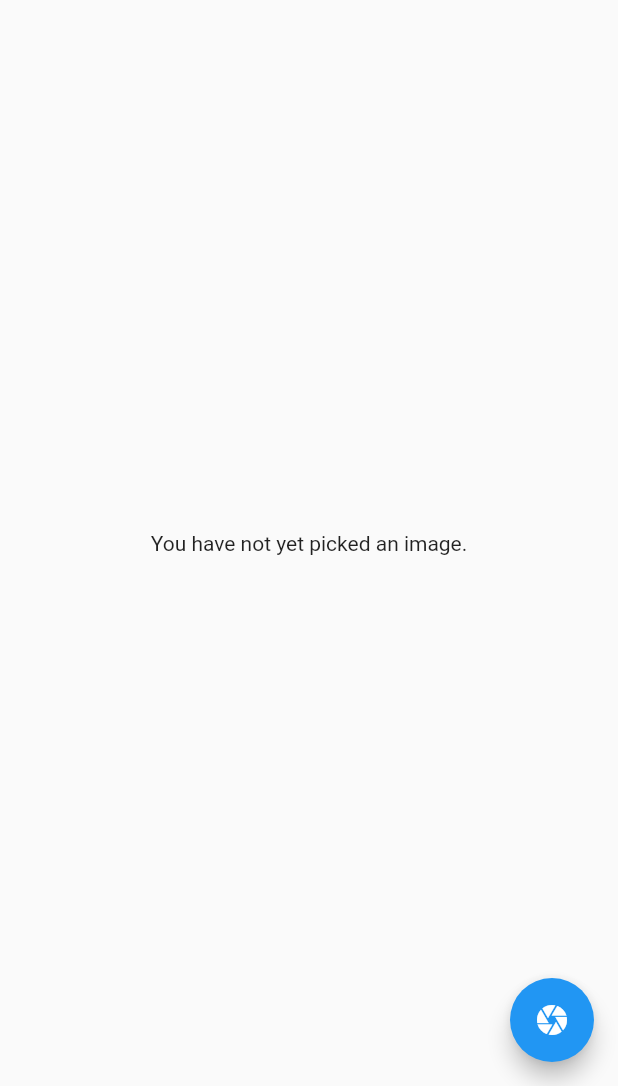
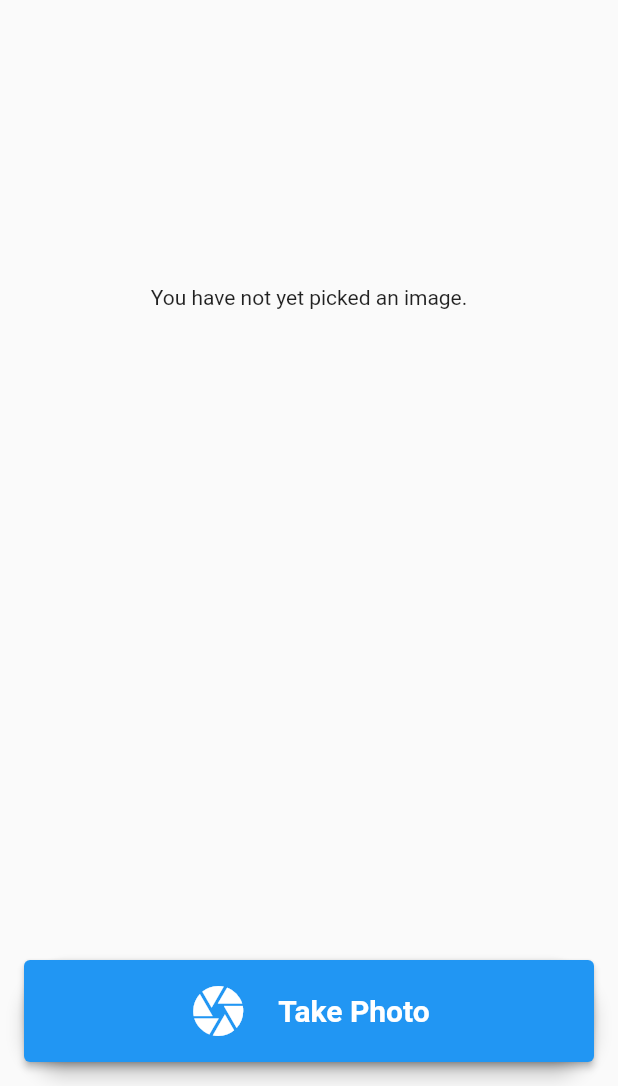
Before and after one commit to maxcelant/Capstone-4901, a Flutter app: the MyHomePage screen opened directly, on a phone screen of 412 x 824 dp, the part 150-1236 px from its top. Run offline on Flutter 3.47's test engine with Material 2 defaults, Android fonts, the light colour scheme and no system bars; our stand-ins replace image_cropper, image_picker, smooth_page_indicator; missing offline and left inert: tflite_flutter, tflite_flutter_helper.

Commit message:
added the text of the identified brick, and changes to UI

```diff
--- a/lib/classes/brick_identifier.dart
+++ b/lib/classes/brick_identifier.dart
@@ -79,7 +79,7 @@ class BrickIdentifier {
         .process(_inputImage);
   }
 
-  Category predict(Image image) {
+  String predict(Image image) {
     _inputImage = TensorImage(_inputType);
     _inputImage.loadImage(image);
     _inputImage = _preProcess();
@@ -94,7 +94,8 @@ class BrickIdentifier {
     print(pred.key);
     print(pred.value);
 
-    return Category(pred.key, pred.value);
+    return pred.key;
+    // return Category(pred.key, pred.value);
   }
 
   void close() {
--- a/lib/components/home_screen.dart
+++ b/lib/components/home_screen.dart
@@ -19,6 +19,8 @@ class MyHomePage extends StatefulWidget {
 }
 
 class _MyHomePageState extends State<MyHomePage> {
+  bool isLoading = false;
+  late String predictedLegoName = "";
   late AppState state;
   var cameraProcessor = CameraProcessor();
   var view = HomeScreenView();
@@ -70,43 +72,118 @@ class _MyHomePageState extends State<MyHomePage> {
     // }
   }
 
-  FloatingActionButton _actionButton() {
+  ElevatedButton _actionButton() {
     if (state == AppState.camera) {
       state = AppState.crop;
-      return FloatingActionButton(
+      return ElevatedButton(
         onPressed: () {
           onImageButtonPressed(ImageSource.camera, context);
         },
-        heroTag: 'image2',
-        tooltip: 'Take Photo',
-        child: const Icon(Icons.camera),
+        child: Row(
+          mainAxisAlignment: MainAxisAlignment.center,
+          // ignore: prefer_const_literals_to_create_immutables
+          children: [
+            const Icon(
+              Icons.camera,
+              size: 40,
+            ),
+            const SizedBox(
+                width: 20.0), // Add some space between the icon and text
+            const Text(
+              'Take Photo',
+              textAlign: TextAlign.center,
+              style: TextStyle(
+                fontSize: 20,
+                fontWeight: FontWeight.bold,
+              ),
+            ),
+          ],
+        ),
       );
     } else if (state == AppState.crop) {
       state = AppState.identify;
-      return FloatingActionButton(
+      return ElevatedButton(
         onPressed: () {
           onCropButtonPressed();
         },
-        heroTag: 'image2',
-        tooltip: 'Crop Photo',
-        child: const Icon(Icons.crop),
+        child: Row(
+          mainAxisAlignment: MainAxisAlignment.center,
+          // ignore: prefer_const_literals_to_create_immutables
+          children: [
+            const Icon(
+              Icons.crop,
+              size: 40,
+            ),
+            const SizedBox(
+                width: 20.0), // Add some space between the icon and text
+            const Text(
+              'Crop Photo',
+              textAlign: TextAlign.center,
+              style: TextStyle(
+                fontSize: 20,
+                fontWeight: FontWeight.bold,
+              ),
+            ),
+          ],
+        ),
       );
     } else if (state == AppState.identify) {
       state = AppState.camera;
-      return FloatingActionButton(
-        onPressed: () {
-          cameraProcessor.predictImage();
+      return ElevatedButton(
+        onPressed: () async {
+          setState(() {
+            isLoading = true;
+          });
+          String brickName = await cameraProcessor.predictImage();
+          setState(() {
+            predictedLegoName = brickName;
+            isLoading = false;
+          });
         },
-        heroTag: 'image2',
-        tooltip: 'Identifying',
-        child: const Icon(Icons.search),
+        child: Row(
+          mainAxisAlignment: MainAxisAlignment.center,
+          // ignore: prefer_const_literals_to_create_immutables
+          children: [
+            const Icon(
+              Icons.search,
+              size: 40,
+            ),
+            const SizedBox(
+                width: 20.0), // Add some space between the icon and text
+            const Text(
+              'Identify Brick',
+              textAlign: TextAlign.center,
+              style: TextStyle(
+                fontSize: 20,
+                fontWeight: FontWeight.bold,
+              ),
+            ),
+          ],
+        ),
       );
     } else {
-      return FloatingActionButton(
+      return ElevatedButton(
         onPressed: () {},
-        heroTag: 'image2',
-        tooltip: 'Done',
-        child: const Icon(Icons.check),
+        child: Row(
+          // mainAxisAlignment: MainAxisAlignment.center,
+          // ignore: prefer_const_literals_to_create_immutables
+          children: [
+            const Icon(
+              Icons.check,
+              size: 40,
+            ),
+            const SizedBox(
+                width: 20.0), // Add some space between the icon and text
+            const Text(
+              'Finish',
+              textAlign: TextAlign.center,
+              style: TextStyle(
+                fontSize: 20,
+                fontWeight: FontWeight.bold,
+              ),
+            ),
+          ],
+        ),
       );
     }
   }
@@ -126,8 +203,40 @@ class _MyHomePageState extends State<MyHomePage> {
           view.menuOptions(context),
         ],
       ),
-      body: cameraProcessor.displayImageOnScreen(retrieveLostData),
-      floatingActionButton: _actionButton(),
+      body: Column(
+        children: [
+          Expanded(
+            child: Column(
+              mainAxisAlignment: MainAxisAlignment.spaceEvenly,
+              children: [
+                cameraProcessor.displayImageOnScreen(retrieveLostData),
+                isLoading
+                    ? const CircularProgressIndicator()
+                    : Text(
+                        predictedLegoName,
+                        textAlign: TextAlign.center,
+                        style: const TextStyle(
+                          color: Color.fromARGB(255, 0, 0, 0),
+                          fontSize: 32,
+                          fontWeight: FontWeight.bold,
+                        ),
+                      ),
+              ],
+            ),
+          ),
+          Container(
+            width: double.infinity,
+            height: 100,
+            padding: const EdgeInsets.all(16.0),
+            child: Material(
+              elevation: 5.0,
+              borderRadius: BorderRadius.circular(30.0),
+              child: _actionButton(),
+            ),
+          )
+        ],
+      ),
+      // floatingActionButton: _actionButton(),
     );
   }
 }
--- a/lib/widgets/camera_processor.dart
+++ b/lib/widgets/camera_processor.dart
@@ -44,7 +44,10 @@ class CameraProcessor {
     if (_imageFile != null) {
       return Semantics(
         label: 'image_picker_example_picked_images',
-        child: Image.file(_imageFile as File),
+        child: Padding(
+          padding: const EdgeInsets.all(8.0),
+          child: Image.file(_imageFile as File),
+        ),
       );
     } else if (_pickImageError != null) {
       return Text(
@@ -148,8 +151,8 @@ class CameraProcessor {
     return image;
   }
 
-  void predictImage() async {
+  Future<String> predictImage() async {
     img.Image image = (await fileToImage()) as img.Image;
-    brickIdentifier.predict(image);
+    return brickIdentifier.predict(image);
   }
 }
```
